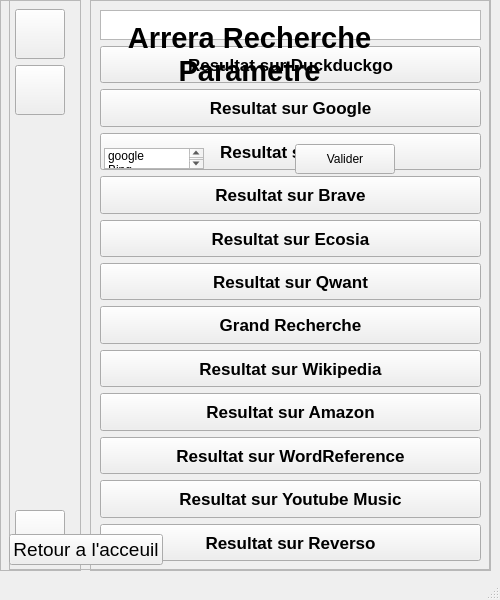
Before: the Qt Designer form cuirecherche.ui in Arrera-Software/Arrera-Recherche, drawn with Qt 5.
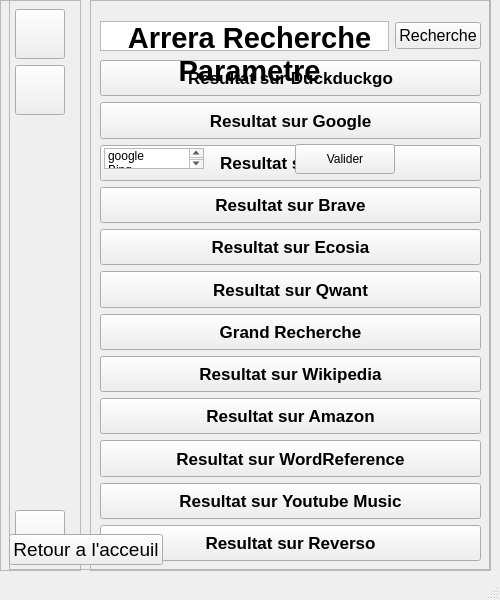
After: the same form once the commit is applied. Icons and pictures are not drawn.

Commit message: Ajout btn recherche

Diff of the .ui file:
```diff
--- a/cuirecherche.ui
+++ b/cuirecherche.ui
@@ -174,22 +174,12 @@
      <property name="geometry">
       <rect>
        <x>10</x>
-       <y>10</y>
+       <y>60</y>
        <width>381</width>
-       <height>551</height>
+       <height>501</height>
       </rect>
      </property>
      <layout class="QVBoxLayout" name="verticalLayout_2">
-      <item>
-       <widget class="QTextEdit" name="IDC_RECHERCHE">
-        <property name="maximumSize">
-         <size>
-          <width>16777215</width>
-          <height>30</height>
-         </size>
-        </property>
-       </widget>
-      </item>
       <item>
        <widget class="QPushButton" name="IDC_DUCKDUCKGO">
         <property name="maximumSize">
@@ -420,6 +410,40 @@
       </item>
      </layout>
     </widget>
+    <widget class="QWidget" name="horizontalLayoutWidget_3">
+     <property name="geometry">
+      <rect>
+       <x>10</x>
+       <y>20</y>
+       <width>381</width>
+       <height>32</height>
+      </rect>
+     </property>
+     <layout class="QHBoxLayout" name="horizontalLayout_2">
+      <item>
+       <widget class="QTextEdit" name="IDC_RECHERCHE">
+        <property name="maximumSize">
+         <size>
+          <width>16777215</width>
+          <height>30</height>
+         </size>
+        </property>
+       </widget>
+      </item>
+      <item>
+       <widget class="QPushButton" name="IDC_VALIDERRECHERCHE">
+        <property name="font">
+         <font>
+          <pointsize>12</pointsize>
+         </font>
+        </property>
+        <property name="text">
+         <string>Recherche</string>
+        </property>
+       </widget>
+      </item>
+     </layout>
+    </widget>
    </widget>
    <widget class="QFrame" name="FPARAMETRE">
     <property name="geometry">
```
The commit also changes 3 other files.
